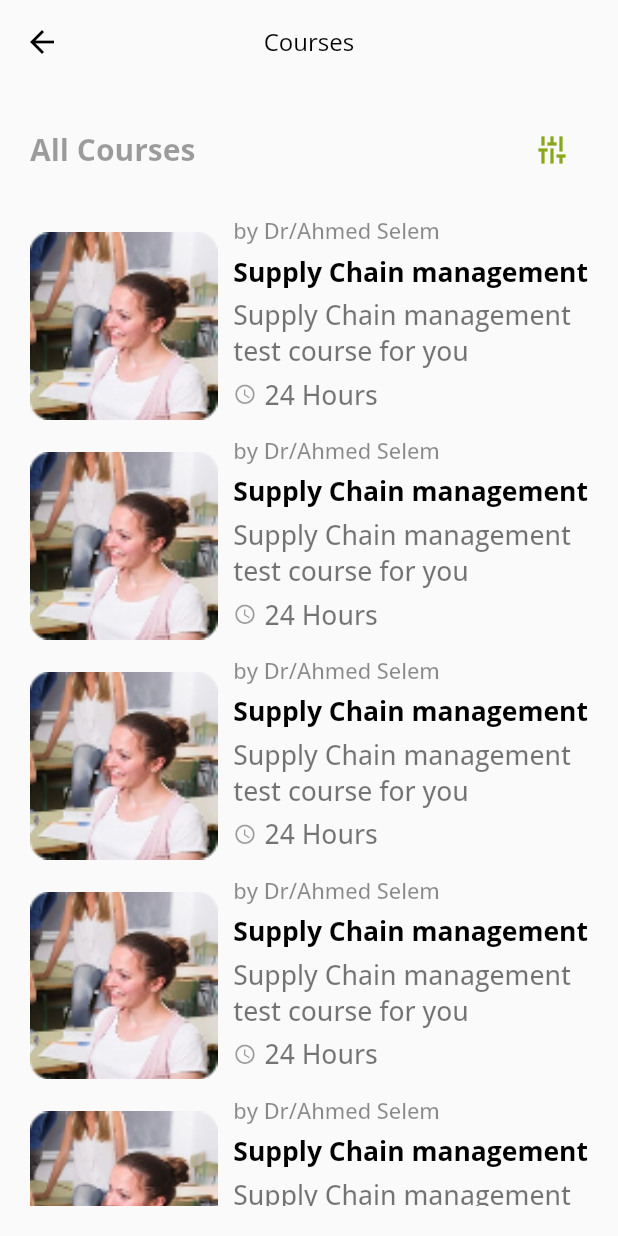
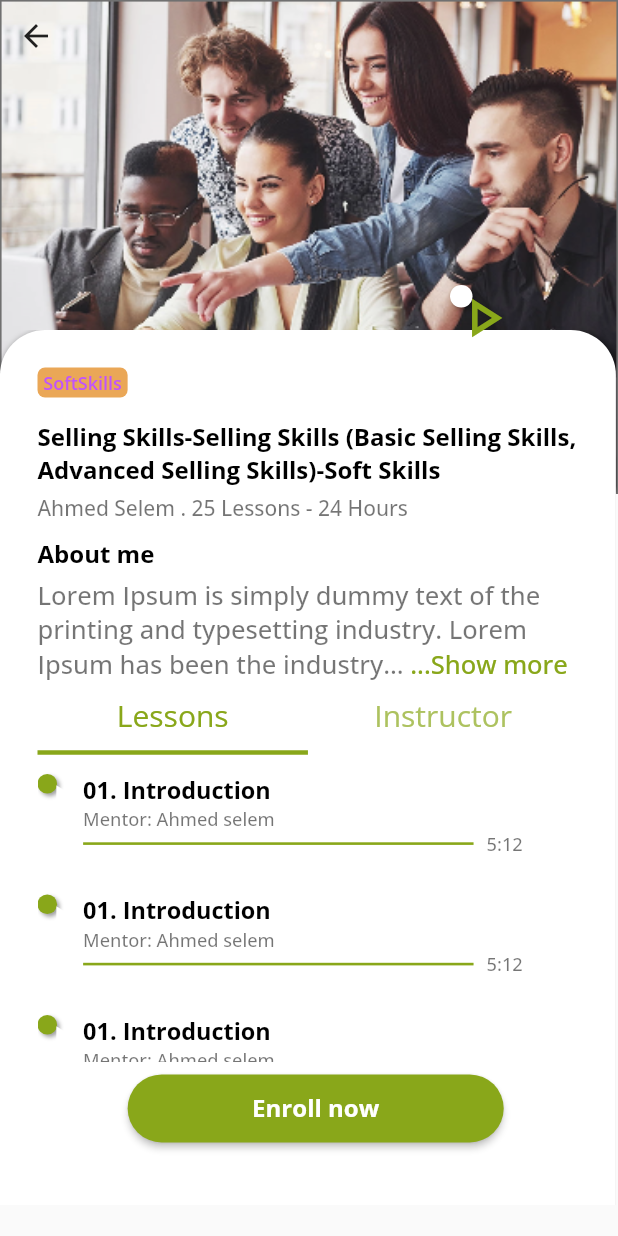
Before and after one commit to fakharany2510/pearogram, a Flutter app: the LoginScreen screen opened directly, after a tap on "Login", on a phone screen of 412 x 824 dp. Run offline on Flutter 3.47's test engine with Material 2 defaults, Android fonts, the phone set to English and light mode, and no system bars; drawn by our look-alikes of readmore; our stand-ins replace bloc, flutter_bloc, flutter_screenutil, flutter_signin_button, hexcolor, smooth_page_indicator.

Commit message:
lessons changes

```diff
--- a/lib/main.dart
+++ b/lib/main.dart
@@ -1,5 +1,6 @@
 import 'package:flutter/material.dart';
 import 'package:flutter_screenutil/flutter_screenutil.dart';
+import 'package:pearogram/presentation/screens/instrucor_lessons_screen.dart';
 import 'package:pearogram/presentation/screens/on_boarding.dart';
 import 'package:pearogram/presentation/screens/sign_up_screen.dart';
 
@@ -21,7 +22,7 @@ class MyApp extends StatelessWidget {
           return MaterialApp(
               theme: ThemeData(), debugShowCheckedModeBanner: false, home: child);
         },
-        child: OnBoardingScreen(),
+        child: const OnBoardingScreen(),
     );
   }
 }
--- a/lib/presentation/constants/color_manager.dart
+++ b/lib/presentation/constants/color_manager.dart
@@ -5,6 +5,8 @@ class AppColor{
   static Color primaryColor = HexColor('#89A71A');
   static Color lightPrimaryColor = HexColor('#A5C23984');
   static Color white = HexColor('#FFFFFF');
+  static Color softSkillContainer = HexColor('#FFEAA757');
+  static Color softSkillText = HexColor('#FCC153FC');
   static Color headLineColor = HexColor('#00000');
   static Color stepperTitleColor = HexColor('#33426BFC');
   static Color borderFieldDisabledColor = HexColor('#7070704D');
--- a/lib/presentation/screens/all_courses_screen.dart
+++ b/lib/presentation/screens/all_courses_screen.dart
@@ -14,7 +14,6 @@ class AllCoursesScreen extends StatelessWidget {
 
   @override
   Widget build(BuildContext context) {
-    bool selected = false;
     return Scaffold(
       appBar: AppBar(
         title: Text(
--- /dev/null
+++ b/lib/presentation/screens/instrucor_lessons_screen.dart
@@ -0,0 +1,180 @@
+import 'package:flutter/material.dart';
+import 'package:flutter_screenutil/flutter_screenutil.dart';
+import '../../presentation/constants/style_manager.dart';
+import '../../presentation/constants/values_manager.dart';
+import '../../presentation/screens/login_screen.dart';
+import '../../shared/details_headlines_widget.dart';
+import '../../shared/instructor_widget.dart';
+import '../../shared/instuctor_info_widget.dart';
+import '../../shared/lessons_list.dart';
+import '../../shared/play_widget.dart';
+import '../../shared/lessons_tab_widget.dart';
+import '../../shared/read_more_widget.dart';
+import '../constants/color_manager.dart';
+import '../constants/font_manager.dart';
+class InstructorLessonsScreen extends StatefulWidget {
+  const InstructorLessonsScreen({Key? key}) : super(key: key);
+
+  @override
+  State<InstructorLessonsScreen> createState() =>
+      _InstructorLessonsScreenState();
+}
+
+class _InstructorLessonsScreenState extends State<InstructorLessonsScreen>
+    with TickerProviderStateMixin {
+  @override
+  Widget build(BuildContext context) {
+    TabController tabController = TabController(length: 2, vsync: this);
+    List<Tab> tabBars = [
+      const Tab(
+        text: 'Lessons',
+      ),
+      const Tab(text: 'Instructor'),
+    ];
+    return Scaffold(
+      body: SafeArea(
+        child: Stack(
+          fit: StackFit.passthrough,
+          children: [
+            SizedBox(
+                height: 800.h,
+                width: double.infinity,
+                child: Image.asset(
+                  'assets/images/tab2.png',
+                  fit: BoxFit.fitWidth,
+                  alignment: Alignment.topCenter,
+                )),
+            IconButton(
+                onPressed: () {
+                  Navigator.pushReplacement(
+                      context,
+                      MaterialPageRoute(
+                          builder: (context) => const LoginScreen()));
+                },
+                icon: const Icon(Icons.arrow_back)),
+            Positioned(
+              top: 220,
+              height: 600.h,
+              child: SingleChildScrollView(
+                child: Container(
+                  width: 410.w,
+                  height: 700.h,
+                  decoration: BoxDecoration(
+                    boxShadow: [
+                      BoxShadow(
+                        color: Colors.black38,
+                        blurRadius: 3.0.r,
+                        spreadRadius: 1.0.r,
+                        offset: const Offset(
+                            2.0, 2.0), // shadow direction: bottom right
+                      )
+                    ],
+                    color: AppColor.white,
+                    borderRadius: const BorderRadius.only(
+                            topLeft: Radius.circular(30),
+                            topRight: Radius.circular(30))
+                        .r,
+                  ),
+                  child: Padding(
+                    padding: const EdgeInsets.all(AppPadding.p25),
+                    child: Column(
+                      crossAxisAlignment: CrossAxisAlignment.start,
+                      children: [
+                        Container(
+                          alignment: Alignment.center,
+                          height: 20,
+                          width: 60.w,
+                          decoration: BoxDecoration(
+                            color: AppColor.softSkillContainer,
+                            borderRadius:
+                                const BorderRadius.all(Radius.circular(5)).r,
+                          ),
+                          child: Text(
+                            'SoftSkills',
+                            style:
+                                getSemiBoldStyle(color: AppColor.softSkillText),
+                          ),
+                        ),
+                        const DetailsHeadLinesWidget(
+                            fontSize: FontSize.s16,
+                            postSizedHeight: 5,
+                            title:
+                                'Selling Skills-Selling Skills (Basic Selling Skills, Advanced Selling Skills)-Soft Skills'),
+                        Text(
+                          'Ahmed Selem . 25 Lessons - 24 Hours',
+                          style: getMediumStyle(
+                              color: Colors.black54, fontSize: FontSize.s14),
+                        ),
+                        const DetailsHeadLinesWidget(
+                          title: 'About me',
+                          fontSize: FontSize.s16,
+                          preSizedHeight: 10,
+                          postSizedHeight: 5,
+                        ),
+                        const ReadMoreWidget(
+                            text:
+                                "Lorem Ipsum is simply dummy text of the printing and typesetting industry. Lorem Ipsum has been the industry's standard dummy text ever"),
+                        TabBar(
+                          labelColor: AppColor.primaryColor,
+                          controller: tabController,
+                          indicatorColor: AppColor.primaryColor,
+                          indicatorWeight: 3,
+                          tabs: tabBars,
+                          labelStyle: getRegularStyle(
+                              color: AppColor.primaryColor,
+                              fontSize: FontSize.s20),
+                        ),
+                        DefaultTabController(
+                          length: 2,
+                          child: Expanded(
+                              child: TabBarView(
+                            controller: tabController,
+                            children: [
+                              const LessonsTabWidget(body: LessonList()),
+
+                              // second tab bar view widget
+                               LessonsTabWidget(body: SingleChildScrollView(
+                                 child: Column(
+                                  children: [
+
+                                  const  InstructorWidget(radius: 30,subTitle: 'View Profile',title: 'About Instructor',),
+                                    SizedBox(height: 5.h,),
+                                    Row(children: [
+                                      PlayWidget(iconColor: Colors.black45, containerColor: AppColor.white,shadow: 1,height: 22,radius: 18,),
+                                      SizedBox(width: 5.w,),
+                                      Text('5 Courses',style: getMediumStyle(color: Colors.black54,fontSize: FontSize.s14),)
+                                    ],),
+                                    SizedBox(height: 5.h,),
+                                    Row(children: [
+                                      PlayWidget(icon: Icons.groups,iconColor: Colors.black45, containerColor: AppColor.white,shadow: 1,height: 22,radius: 18,),
+                                      SizedBox(width: 5.w,),
+                                      Text('301 Students',style: getMediumStyle(color: Colors.black54,fontSize: FontSize.s14),)
+                                    ],),
+                                    SizedBox(height: 10.h,),
+                                    const InstructorInfoWidget(infoFontSize: FontSize.s14,postSize: 5),
+
+                                  ],
+                              ),
+                               )),
+                            ],
+                          )),
+                        )
+                      ],
+                    ),
+                  ),
+                ),
+              ),
+            ),
+            Positioned(
+                top: 190,
+                left: 300,
+                child: PlayWidget(
+                  iconColor: AppColor.primaryColor,
+                  containerColor: AppColor.white,
+                )),
+          ],
+        ),
+      ),
+    );
+  }
+}
--- a/lib/presentation/screens/instructor_details.dart
+++ b/lib/presentation/screens/instructor_details.dart
@@ -2,13 +2,12 @@ import 'package:flutter/material.dart';
 import 'package:flutter_screenutil/flutter_screenutil.dart';
 import 'package:pearogram/shared/course_container_widget.dart';
 import 'package:pearogram/shared/details_headlines_widget.dart';
-import 'package:readmore/readmore.dart';
+import 'package:pearogram/shared/read_more_widget.dart';
 import '../../presentation/constants/font_manager.dart';
 import '../../presentation/constants/style_manager.dart';
 import '../../presentation/constants/values_manager.dart';
 import '../../shared/column_with_textes_widget.dart';
 import '../../shared/instructor_widget.dart';
-import '../constants/color_manager.dart';
 
 class InstructorDetails extends StatelessWidget {
   const InstructorDetails({Key? key}) : super(key: key);
@@ -45,17 +44,7 @@ class InstructorDetails extends StatelessWidget {
                 const ColumnWithTextWidget(title: 'Reviews', num: '120,021'),
               ],
             ),
-            const DetailsHeadLinesWidget(title: 'About me'),
-            ReadMoreText(
-              "Lorem Ipsum is simply dummy text of the printing and typesetting industry. Lorem Ipsum has been the industry's standard dummy text ever since the 1500s, when an unknown printer took a galley of type and scrambled it to make a type specimen book. It has survived not only five centuries",
-              trimLines: 4,
-              style:
-                  getMediumStyle(color: Colors.black54, fontSize: FontSize.s17),
-              colorClickableText: AppColor.primaryColor,
-              trimMode: TrimMode.Line,
-              trimCollapsedText: '...Show more',
-              trimExpandedText: ' show less',
-            ),
+
             const DetailsHeadLinesWidget(
                 title: 'My Courses (8)', preSizedHeight: 30),
             Expanded(
--- a/lib/presentation/screens/login_screen.dart
+++ b/lib/presentation/screens/login_screen.dart
@@ -2,10 +2,9 @@ import 'package:flutter/material.dart';
 import 'package:flutter_screenutil/flutter_screenutil.dart';
 import 'package:flutter_signin_button/button_list.dart';
 import 'package:flutter_signin_button/button_view.dart';
-import 'package:pearogram/presentation/screens/all_courses_screen.dart';
-import 'package:pearogram/presentation/screens/instructor_details.dart';
-import 'package:pearogram/shared/default_button.dart';
-
+import 'package:pearogram/presentation/screens/instrucor_lessons_screen.dart';
+import '../../presentation/screens/all_courses_screen.dart';
+import '../../shared/default_button.dart';
 import '../../shared/app_text_field.dart';
 import '../../shared/password_field.dart';
 import '../constants/color_manager.dart';
@@ -77,7 +76,7 @@ class LoginScreen extends StatelessWidget {
                   controller: passwordController),
                SizedBox(height: 20.h,),
               DefaultButton(btnText: 'Login', press: (){
-                Navigator.push(context, MaterialPageRoute(builder: (context)=>const AllCoursesScreen()));
+                Navigator.push(context, MaterialPageRoute(builder: (context)=>const InstructorLessonsScreen()));
               },  width: 300.w,
                   height: 45.h, activeColor: AppColor.primaryColor),
               SizedBox(height: 15.h,),
--- a/lib/shared/details_headlines_widget.dart
+++ b/lib/shared/details_headlines_widget.dart
@@ -8,13 +8,16 @@ class DetailsHeadLinesWidget extends StatelessWidget {
   final double preSizedHeight;
   final double postSizedHeight;
   final String title;
-  const DetailsHeadLinesWidget({Key? key,  this.preSizedHeight=15, required this.title, this.postSizedHeight=15}) : super(key: key);
+  final double fontSize;
+  const DetailsHeadLinesWidget({Key? key,  this.preSizedHeight=15, required this.title, this.postSizedHeight=15,  this.fontSize= FontSize.s20}) : super(key: key);
 
   @override
   Widget build(BuildContext context) {
     return Column(children: [
       SizedBox(height: preSizedHeight.h,),
-      Text(title,style: getBoldStyle(color:Colors.black,fontSize: FontSize.s20.sp),),
+      SizedBox(
+          width: 380.w,
+          child: Text(title,style: getBoldStyle(color:Colors.black,fontSize:fontSize.sp),)),
       SizedBox(height: postSizedHeight.h,),
     ],);
   }
--- a/lib/shared/instructor_widget.dart
+++ b/lib/shared/instructor_widget.dart
@@ -1,24 +1,29 @@
 import 'package:flutter/material.dart';
 import 'package:flutter_screenutil/flutter_screenutil.dart';
-import 'package:pearogram/presentation/constants/font_manager.dart';
+import '../presentation/constants/font_manager.dart';
 
 import '../presentation/constants/style_manager.dart';
 
 class InstructorWidget extends StatelessWidget {
-  const InstructorWidget({Key? key}) : super(key: key);
+  final double radius;
+  final String title;
+  final String subTitle;
+  const InstructorWidget({Key? key,  this.radius=50,  this.title='Dr. Ahmed Selem ',  this.subTitle='Developer and Lead Instructor'}) : super(key: key);
 
   @override
   Widget build(BuildContext context) {
     return Row(children: [
-      CircleAvatar(radius: 50.r,backgroundImage:const AssetImage('assets/images/instructor.png'),),
+      CircleAvatar(radius: radius.r,backgroundImage:const AssetImage('assets/images/instructor.png'),),
       SizedBox(width: 10.h,),
       FittedBox(
         child: SizedBox(
-          width: 150,
-          child: Column(children: [
-            Text('Dr. Ahmed Selem ',style: getBoldStyle(color:Colors.black,fontSize: FontSize.s17),),
+          width: 150.w,
+          child: Column(
+            crossAxisAlignment: CrossAxisAlignment.start,
+            children: [
+            Text(title,style: getBoldStyle(color:Colors.black,fontSize: FontSize.s17),),
             SizedBox(height: 5.h,),
-            Text('Developer and Lead Instructor',style: getMediumStyle(color: Colors.black54,fontSize: FontSize.s14),)
+            Text(subTitle,style: getMediumStyle(color: Colors.black54,fontSize: FontSize.s14),)
           ],),
         ),
       )
--- /dev/null
+++ b/lib/shared/instuctor_info_widget.dart
@@ -0,0 +1,36 @@
+import 'package:flutter/material.dart';
+import 'package:pearogram/shared/read_more_widget.dart';
+
+import '../presentation/constants/font_manager.dart';
+import 'details_headlines_widget.dart';
+
+class InstructorInfoWidget extends StatelessWidget {
+  final String title;
+  final String info;
+  final double infoFontSize;
+  final double postSize;
+
+  const InstructorInfoWidget(
+      {Key? key,
+      this.title = 'About me',
+      this.info =
+          "Lorem Ipsum is simply dummy text of the printing and typesetting industry. Lorem Ipsum has been the industry's standard dummy text ever since the 1500s, when an unknown printer took a galley of type and scrambled it to make a type specimen book. It has survived not only five centuries",
+      this.infoFontSize = FontSize.s17, this.postSize=15})
+      : super(key: key);
+
+  @override
+  Widget build(BuildContext context) {
+    return Column(
+      children: [
+        DetailsHeadLinesWidget(
+          title: title,
+          postSizedHeight: postSize,
+        ),
+        ReadMoreWidget(
+          text: info,
+          fontSize: infoFontSize,
+        ),
+      ],
+    );
+  }
+}
--- /dev/null
+++ b/lib/shared/lesson_container_widget.dart
@@ -0,0 +1,63 @@
+import 'package:flutter/material.dart';
+import 'package:flutter_screenutil/flutter_screenutil.dart';
+import 'package:pearogram/presentation/constants/color_manager.dart';
+import 'package:pearogram/presentation/constants/font_manager.dart';
+import 'package:pearogram/shared/details_headlines_widget.dart';
+import 'package:pearogram/shared/play_widget.dart';
+
+import '../presentation/constants/style_manager.dart';
+
+class LessonContainerWidget extends StatelessWidget {
+  const LessonContainerWidget({Key? key}) : super(key: key);
+
+  @override
+  Widget build(BuildContext context) {
+    return Container(
+      color: AppColor.white,
+      height: 80.h,
+      child: FittedBox(
+        child: Row(
+          crossAxisAlignment: CrossAxisAlignment.start,
+          children: [
+            PlayWidget(
+                iconColor: AppColor.white, containerColor: AppColor.primaryColor),
+            SizedBox(width: 20.w,),
+            Column(
+              mainAxisAlignment: MainAxisAlignment.spaceBetween,
+              crossAxisAlignment: CrossAxisAlignment.start,
+              children: [
+                const DetailsHeadLinesWidget(
+                  title: '01. Introduction',
+                  fontSize: FontSize.s18,
+                  postSizedHeight: 0,
+                  preSizedHeight: 0,
+                ),
+                Text(
+                  'Mentor: Ahmed selem',
+                  style: getMediumStyle(
+                      color: Colors.black54, fontSize: FontSize.s14),
+                ),
+                Row(
+                  children: [
+                    Container(
+                      color: AppColor.primaryColor,
+                      height: 2,
+                      width: 300,
+                    ),
+                    SizedBox(width: 10.w,),
+                    Text(
+                      '5:12',
+                      style: getMediumStyle(
+                          color: Colors.black54, fontSize: FontSize.s14),
+                    ),
+
+                  ],
+                )
+              ],
+            ),
+          ],
+        ),
+      ),
+    );
+  }
+}
--- /dev/null
+++ b/lib/shared/lessons_list.dart
@@ -0,0 +1,18 @@
+import 'package:flutter/material.dart';
+
+import 'lesson_container_widget.dart';
+
+class LessonList extends StatelessWidget {
+  const LessonList({Key? key}) : super(key: key);
+
+  @override
+  Widget build(BuildContext context) {
+    return SizedBox(
+      height: 205,
+      child: ListView.builder(
+          itemBuilder: (_, index) =>
+          const LessonContainerWidget(),
+          itemCount: 8),
+    );
+  }
+}
--- /dev/null
+++ b/lib/shared/lessons_tab_widget.dart
@@ -0,0 +1,42 @@
+import 'package:flutter/material.dart';
+import 'package:flutter_screenutil/flutter_screenutil.dart';
+
+import '../presentation/constants/color_manager.dart';
+import 'default_button.dart';
+import 'lesson_container_widget.dart';
+
+class LessonsTabWidget extends StatelessWidget {
+  final Widget body;
+  const LessonsTabWidget({Key? key, required this.body}) : super(key: key);
+
+  @override
+  Widget build(BuildContext context) {
+    return Stack(
+      children: [
+        body,
+        Positioned(
+          top: 195.h,
+          left: 60.w,
+          child: Column(
+            children: [
+              const Divider(
+                thickness: 2,
+                color: Colors.black,
+              ),
+              Center(
+                child: DefaultButton(
+                    btnText: 'Enroll now',
+                    press: () {
+                      Navigator.pop(context);
+                    },
+                    width: 250.w,
+                    height: 45.h,
+                    activeColor: AppColor.primaryColor),
+              ),
+            ],
+          ),
+        ),
+      ],
+    );
+  }
+}
--- /dev/null
+++ b/lib/shared/play_widget.dart
@@ -0,0 +1,42 @@
+import 'package:flutter/material.dart';
+import 'package:flutter_screenutil/flutter_screenutil.dart';
+
+class PlayWidget extends StatelessWidget {
+  final Color iconColor;
+  final double shadow;
+  final double height;
+  final double radius;
+  final IconData icon;
+  final Color containerColor;
+
+  const PlayWidget(
+      {Key? key,
+      required this.iconColor,
+      required this.containerColor,
+      this.shadow = 2,
+      this.height = 15,
+      this.radius = 44,
+        this.icon=Icons.play_arrow_outlined})
+      : super(key: key);
+
+  @override
+  Widget build(BuildContext context) {
+    return Container(
+      width: height.w,
+      height: height.h,
+      decoration: BoxDecoration(
+        boxShadow: [
+          BoxShadow(
+            color: Colors.black38,
+            blurRadius: shadow,
+            spreadRadius: 0.0,
+            offset: Offset(shadow, shadow), // shadow direction: bottom right
+          )
+        ],
+        color: containerColor,
+        borderRadius: const BorderRadius.all(Radius.circular(30)).r,
+      ),
+      child: Icon(icon, color: iconColor, size: radius.r),
+    );
+  }
+}
--- /dev/null
+++ b/lib/shared/read_more_widget.dart
@@ -0,0 +1,27 @@
+import 'package:flutter/material.dart';
+import 'package:flutter_screenutil/flutter_screenutil.dart';
+import 'package:readmore/readmore.dart';
+
+import '../presentation/constants/color_manager.dart';
+import '../presentation/constants/font_manager.dart';
+import '../presentation/constants/style_manager.dart';
+
+class ReadMoreWidget extends StatelessWidget {
+  final String text;
+  final double fontSize;
+  const ReadMoreWidget({Key? key, required this.text,  this.fontSize= FontSize.s17}) : super(key: key);
+
+  @override
+  Widget build(BuildContext context) {
+    return ReadMoreText(
+      text,
+      trimLines: 3,
+      style:
+      getMediumStyle(color: Colors.black54, fontSize:fontSize.sp),
+      colorClickableText: AppColor.primaryColor,
+      trimMode: TrimMode.Line,
+      trimCollapsedText: '...Show more',
+      trimExpandedText: ' show less',
+    );
+  }
+}
--- a/pubspec.yaml
+++ b/pubspec.yaml
@@ -43,6 +43,7 @@ dependencies:
   flutter_bloc: ^8.0.1
   flutter_signin_button: ^2.0.0
   readmore: ^2.2.0
+  container_tab_indicator: ^0.3.0
 
 
 dev_dependencies:
```
Also changed, not shown: assets/images/tab2.png (added), pubspec.lock.
